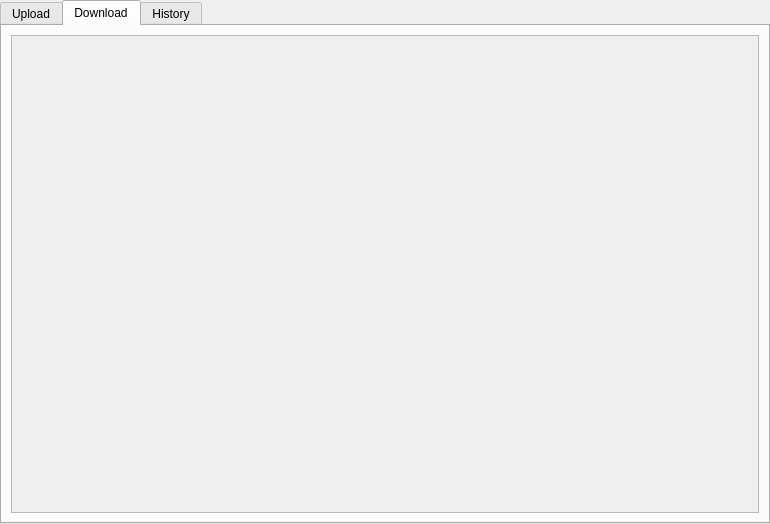
Old version of the form client/transportwidget.ui in the repository nekosilverfox/foxcloud.
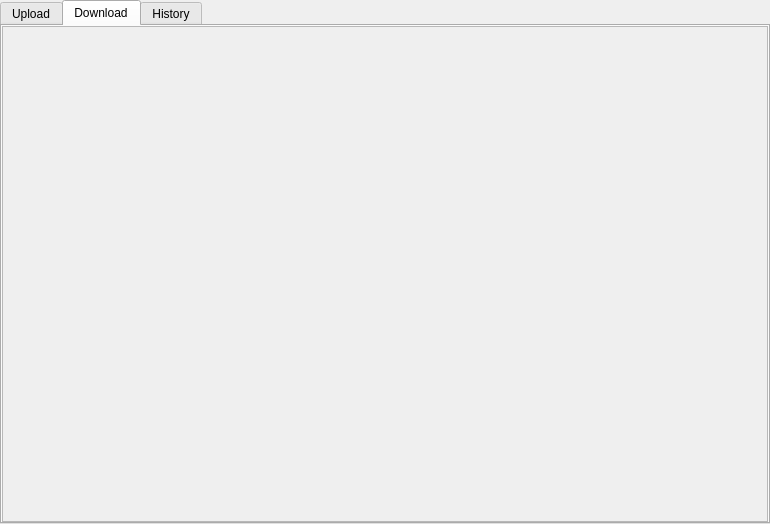
New version of the form.

Commit message: 修复  Qt 未对 Scoll Area 进行 Layout 分配造成的程序崩溃问题

```diff
--- a/client/transportwidget.ui
+++ b/client/transportwidget.ui
@@ -89,8 +89,23 @@
        <string>Download</string>
       </attribute>
       <layout class="QVBoxLayout" name="verticalLayout_2">
+       <property name="leftMargin">
+        <number>0</number>
+       </property>
+       <property name="topMargin">
+        <number>0</number>
+       </property>
+       <property name="rightMargin">
+        <number>0</number>
+       </property>
+       <property name="bottomMargin">
+        <number>0</number>
+       </property>
        <item>
         <widget class="QScrollArea" name="saDownload">
+         <property name="autoFillBackground">
+          <bool>false</bool>
+         </property>
          <property name="widgetResizable">
           <bool>true</bool>
          </property>
@@ -99,10 +114,11 @@
            <rect>
             <x>0</x>
             <y>0</y>
-            <width>722</width>
-            <height>461</height>
+            <width>762</width>
+            <height>493</height>
            </rect>
           </property>
+          <layout class="QVBoxLayout" name="verticalLayout_6"/>
          </widget>
         </widget>
        </item>
```
The commit also changes 1 other file.
